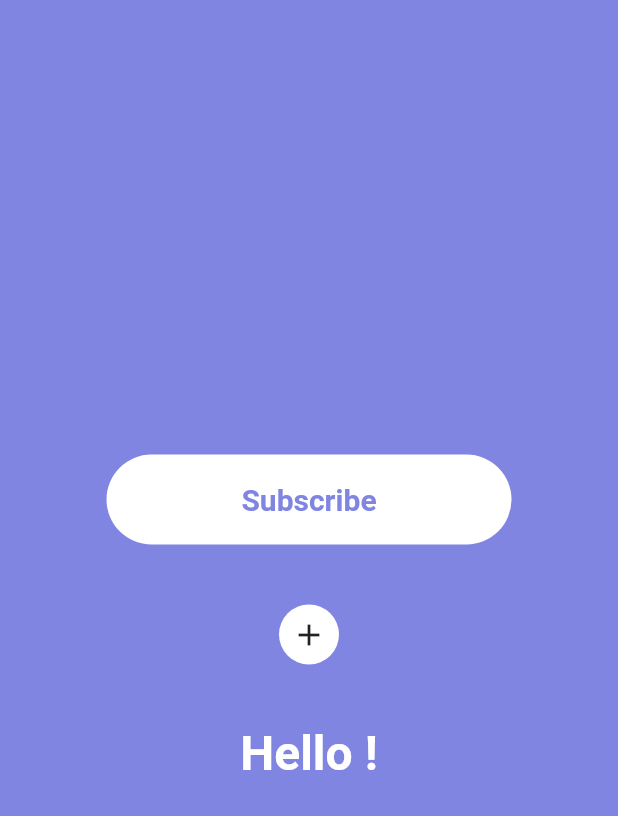
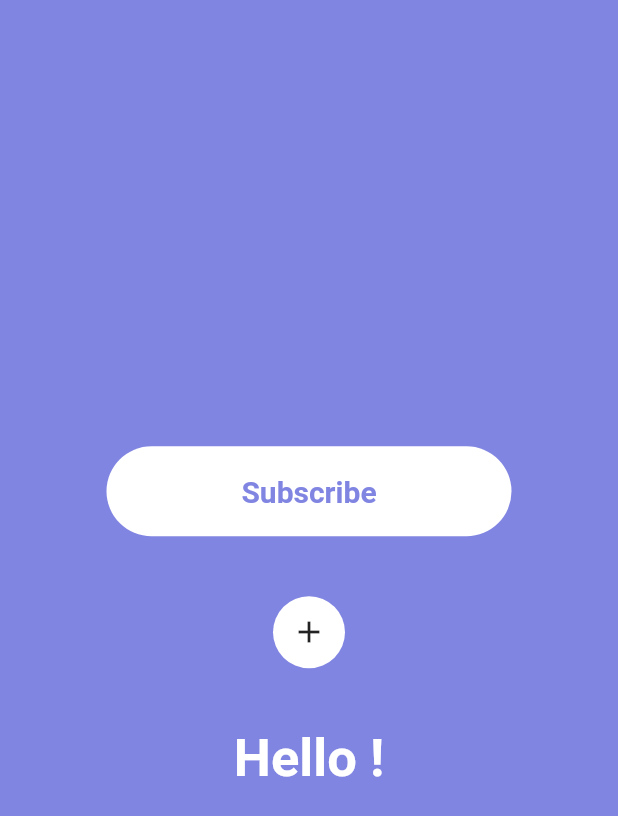
Before and after one commit to ThomasEcalle/bouncing_widget, a Flutter app: the screen it shows after launch, on a phone screen of 412 x 824 dp. Shown: the top 816 px of the screen. Run offline on Flutter 3.47's test engine with Material 2 defaults, Android fonts, the phone set to English and light mode, and no system bars.

Commit message:
Make example widgets a bit bigger

```diff
--- a/example/lib/main.dart
+++ b/example/lib/main.dart
@@ -57,7 +57,7 @@ class Home extends StatelessWidget {
                   shape: BoxShape.circle,
                 ),
                 child: Padding(
-                  padding: const EdgeInsets.all(8.0),
+                  padding: const EdgeInsets.all(12.0),
                   child: Icon(Icons.add),
                 ),
               ),
@@ -72,7 +72,7 @@ class Home extends StatelessWidget {
                   style: TextStyle(
                     color: Colors.white,
                     fontWeight: FontWeight.bold,
-                    fontSize: 32,
+                    fontSize: 35,
                   ),
                 )),
           ],
```
Also changed, not shown: example/pubspec.lock.
